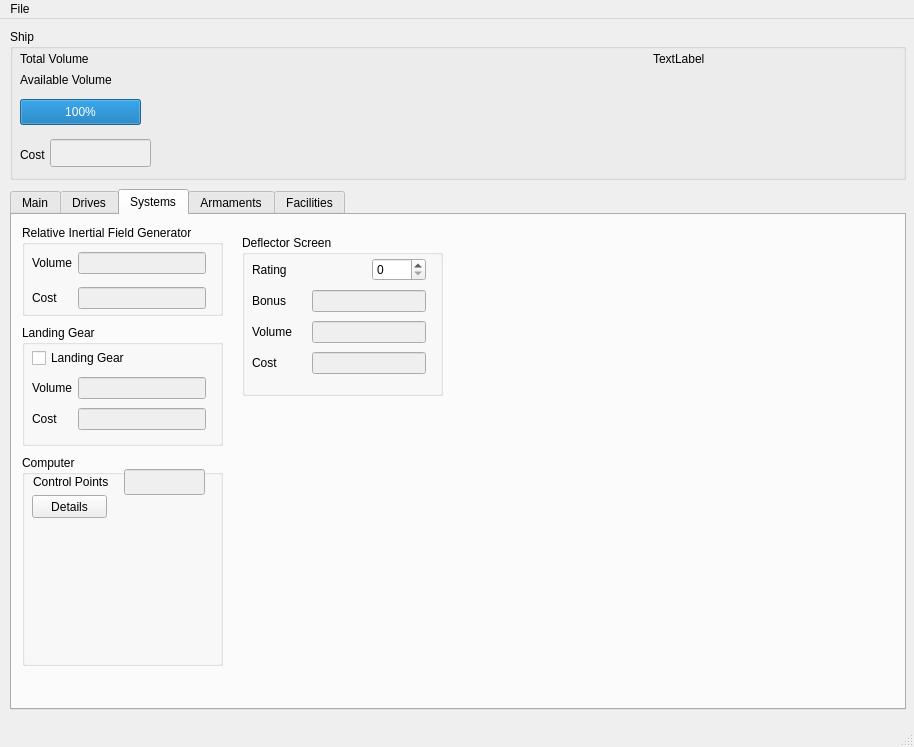
Old version of the form main_smsd.ui in the repository anotheroni/smsd.
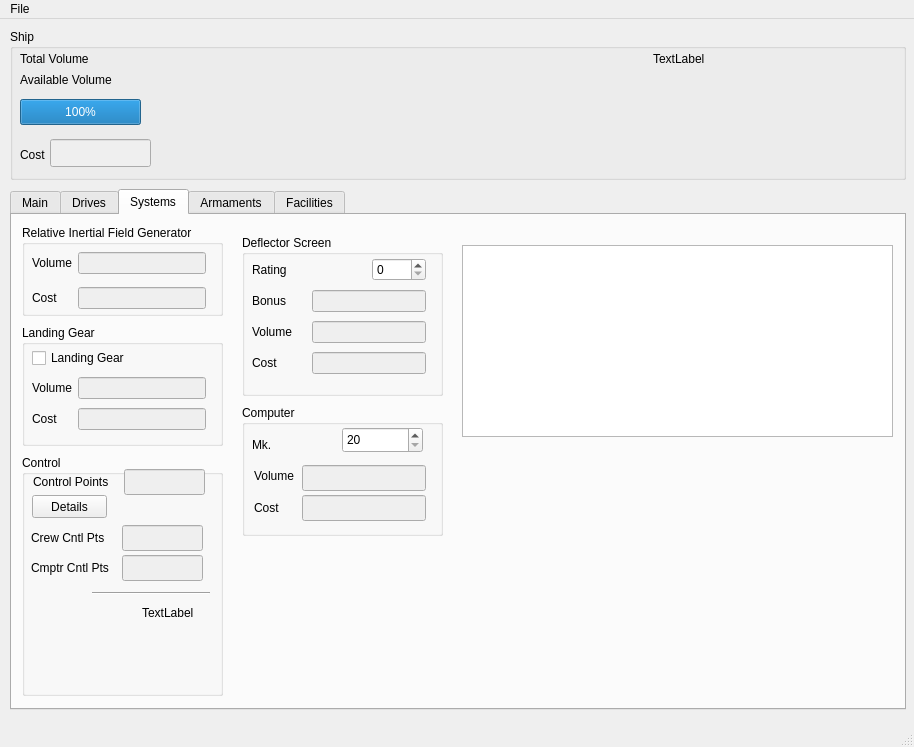
New version of the form.

Commit message: Working on Mk. Systems

```diff
--- a/main_smsd.ui
+++ b/main_smsd.ui
@@ -898,11 +898,11 @@
         <x>10</x>
         <y>240</y>
         <width>201</width>
-        <height>211</height>
+        <height>241</height>
        </rect>
       </property>
       <property name="title" >
-       <string>Computer</string>
+       <string>Control</string>
       </property>
       <widget class="QLabel" name="label_40" >
        <property name="geometry" >
@@ -949,6 +949,209 @@
         <string>Details</string>
        </property>
       </widget>
+      <widget class="QLineEdit" name="controlPointsCrewLineEdit" >
+       <property name="enabled" >
+        <bool>false</bool>
+       </property>
+       <property name="geometry" >
+        <rect>
+         <x>100</x>
+         <y>70</y>
+         <width>81</width>
+         <height>26</height>
+        </rect>
+       </property>
+       <property name="toolTip" >
+        <string>Ship Volume * 0.01</string>
+       </property>
+       <property name="readOnly" >
+        <bool>true</bool>
+       </property>
+      </widget>
+      <widget class="QLabel" name="label_45" >
+       <property name="geometry" >
+        <rect>
+         <x>9</x>
+         <y>70</y>
+         <width>78</width>
+         <height>26</height>
+        </rect>
+       </property>
+       <property name="text" >
+        <string>Crew Cntl Pts</string>
+       </property>
+      </widget>
+      <widget class="QLineEdit" name="controlPointsComputerLineEdit" >
+       <property name="enabled" >
+        <bool>false</bool>
+       </property>
+       <property name="geometry" >
+        <rect>
+         <x>100</x>
+         <y>100</y>
+         <width>81</width>
+         <height>26</height>
+        </rect>
+       </property>
+       <property name="toolTip" >
+        <string>Ship Volume * 0.01</string>
+       </property>
+       <property name="readOnly" >
+        <bool>true</bool>
+       </property>
+      </widget>
+      <widget class="QLabel" name="label_46" >
+       <property name="geometry" >
+        <rect>
+         <x>9</x>
+         <y>100</y>
+         <width>83</width>
+         <height>26</height>
+        </rect>
+       </property>
+       <property name="text" >
+        <string>Cmptr Cntl Pts</string>
+       </property>
+      </widget>
+      <widget class="Line" name="line_2" >
+       <property name="geometry" >
+        <rect>
+         <x>70</x>
+         <y>130</y>
+         <width>118</width>
+         <height>16</height>
+        </rect>
+       </property>
+       <property name="orientation" >
+        <enum>Qt::Horizontal</enum>
+       </property>
+      </widget>
+      <widget class="QLabel" name="controlPointsLeftLabel" >
+       <property name="geometry" >
+        <rect>
+         <x>120</x>
+         <y>150</y>
+         <width>54</width>
+         <height>16</height>
+        </rect>
+       </property>
+       <property name="text" >
+        <string>TextLabel</string>
+       </property>
+      </widget>
+     </widget>
+     <widget class="QGroupBox" name="groupBox_15" >
+      <property name="geometry" >
+       <rect>
+        <x>230</x>
+        <y>190</y>
+        <width>201</width>
+        <height>131</height>
+       </rect>
+      </property>
+      <property name="title" >
+       <string>Computer</string>
+      </property>
+      <widget class="QLineEdit" name="computerVolumeLineEdit" >
+       <property name="enabled" >
+        <bool>false</bool>
+       </property>
+       <property name="geometry" >
+        <rect>
+         <x>60</x>
+         <y>60</y>
+         <width>124</width>
+         <height>26</height>
+        </rect>
+       </property>
+       <property name="toolTip" >
+        <string/>
+       </property>
+       <property name="readOnly" >
+        <bool>true</bool>
+       </property>
+      </widget>
+      <widget class="QLabel" name="label_42" >
+       <property name="geometry" >
+        <rect>
+         <x>12</x>
+         <y>90</y>
+         <width>42</width>
+         <height>26</height>
+        </rect>
+       </property>
+       <property name="text" >
+        <string>Cost</string>
+       </property>
+      </widget>
+      <widget class="QSpinBox" name="computerMkSpinBox" >
+       <property name="geometry" >
+        <rect>
+         <x>100</x>
+         <y>22</y>
+         <width>81</width>
+         <height>26</height>
+        </rect>
+       </property>
+       <property name="minimum" >
+        <number>20</number>
+       </property>
+       <property name="maximum" >
+        <number>1000</number>
+       </property>
+      </widget>
+      <widget class="QLineEdit" name="computerCostLineEdit" >
+       <property name="enabled" >
+        <bool>false</bool>
+       </property>
+       <property name="geometry" >
+        <rect>
+         <x>60</x>
+         <y>90</y>
+         <width>124</width>
+         <height>26</height>
+        </rect>
+       </property>
+       <property name="readOnly" >
+        <bool>true</bool>
+       </property>
+      </widget>
+      <widget class="QLabel" name="label_41" >
+       <property name="geometry" >
+        <rect>
+         <x>12</x>
+         <y>58</y>
+         <width>42</width>
+         <height>26</height>
+        </rect>
+       </property>
+       <property name="text" >
+        <string>Volume</string>
+       </property>
+      </widget>
+      <widget class="QLabel" name="label" >
+       <property name="geometry" >
+        <rect>
+         <x>10</x>
+         <y>32</y>
+         <width>77</width>
+         <height>16</height>
+        </rect>
+       </property>
+       <property name="text" >
+        <string>Mk.</string>
+       </property>
+      </widget>
+     </widget>
+     <widget class="QTableWidget" name="systemMkTableWidget" >
+      <property name="geometry" >
+       <rect>
+        <x>450</x>
+        <y>30</y>
+        <width>431</width>
+        <height>192</height>
+       </rect>
+      </property>
      </widget>
     </widget>
     <widget class="QWidget" name="armaments_tab" >
```
Left out of the diff: 99 changed lines with no effect on the pictures. The commit also changes 4 other files.
